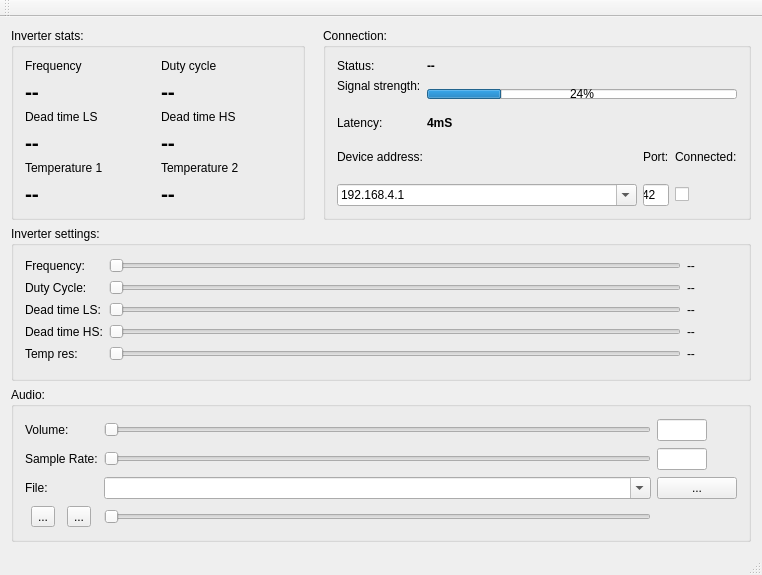
kavionic/TeslaDriver, file Software/TeslaTuner/TeslaTuner/TeslaTuner.ui: the form before one commit.
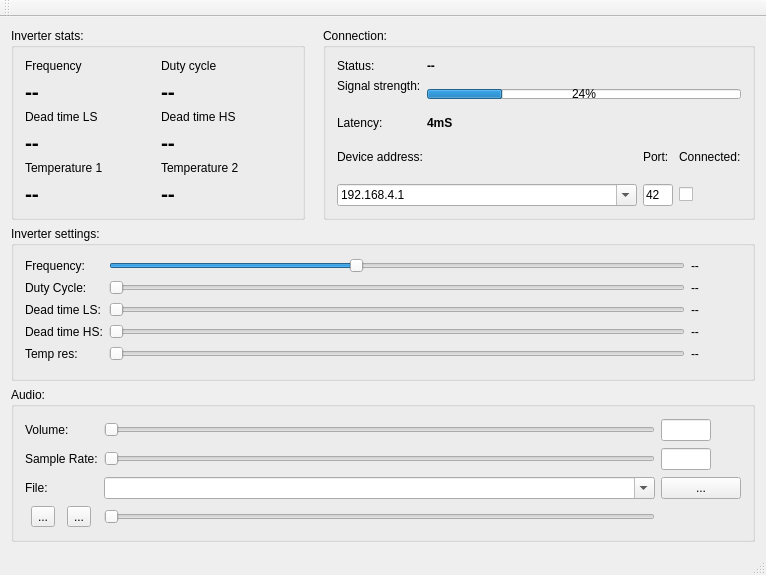
The form after the commit. Icons and pictures are not drawn.

Commit message: - Some tweaks to the fan controller. - Added a lower-duty-cycle cap to keep it within the capabilities of the inverter. - Added slew-rate limiting to the PWM modulation. - Added support for fault conditions. If the inverter overheat it will now shut down. - Minor tweaks to the  TeslaTuner.

Diff of the .ui file:
```diff
--- a/Software/TeslaTuner/TeslaTuner/TeslaTuner.ui
+++ b/Software/TeslaTuner/TeslaTuner/TeslaTuner.ui
@@ -6,7 +6,7 @@
    <rect>
     <x>0</x>
     <y>0</y>
-    <width>704</width>
+    <width>766</width>
     <height>575</height>
    </rect>
   </property>
@@ -44,10 +44,10 @@
        <item row="0" column="2">
         <widget class="QSlider" name="m_FrequencySlider">
          <property name="minimum">
-          <number>30000</number>
+          <number>65000</number>
          </property>
          <property name="maximum">
-          <number>400000</number>
+          <number>150000</number>
          </property>
          <property name="singleStep">
           <number>100</number>
@@ -56,7 +56,7 @@
           <number>1000</number>
          </property>
          <property name="value">
-          <number>30000</number>
+          <number>80000</number>
          </property>
          <property name="orientation">
           <enum>Qt::Horizontal</enum>
```
Left out of the diff: 2 changed lines with no effect on the pictures. The commit also changes 14 other files.
